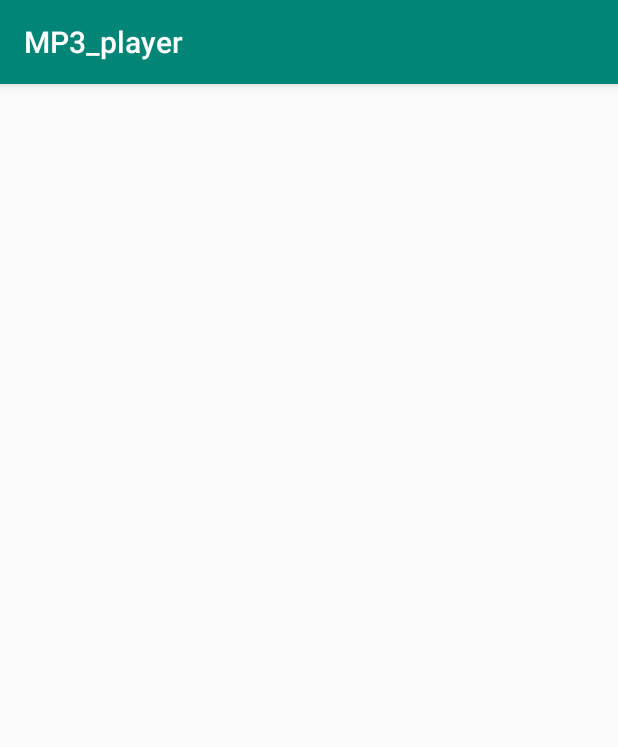
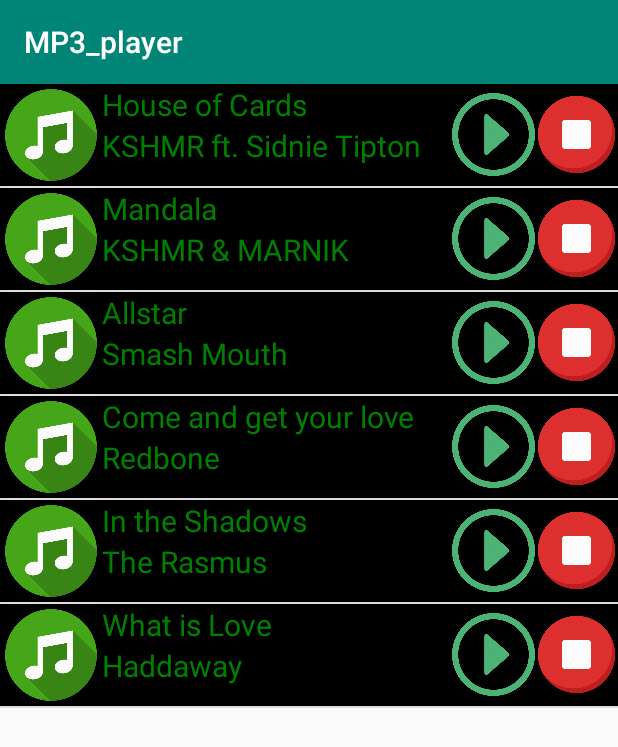
Before and after one commit to Nerazeem/Projekt_mp3player, an Android app: the screen it shows after launch (MainActivity), on a phone screen of 412 x 824 dp. Shown: the top 747 px of the screen. Run offline under Robolectric (Android 15) with nearby library versions, the phone set to English and light mode, and no system bars.

Commit message:
Pliki projektu

```diff
--- /dev/null
+++ b/app/src/main/java/com/example/mp3_player/CustomMusicAdapter.java
@@ -0,0 +1,111 @@
+package com.example.mp3_player;
+
+import android.content.Context;
+import android.media.MediaPlayer;
+import android.view.LayoutInflater;
+import android.view.View;
+import android.view.ViewGroup;
+import android.widget.BaseAdapter;
+import android.widget.ImageView;
+import android.widget.TextView;
+
+import java.util.ArrayList;
+
+public class CustomMusicAdapter extends BaseAdapter {
+
+    private Context context;
+    private int layout;
+    private ArrayList<Muzyka> arrayList;
+    private MediaPlayer musicPlayer;
+    private Boolean flag = true;
+
+    public CustomMusicAdapter(Context context, int layout, ArrayList<Muzyka> arrayList) {
+        this.context = context;
+        this.layout = layout;
+        this.arrayList = arrayList;
+    }
+
+    @Override
+    public int getCount() {
+        return arrayList.size();
+    }
+
+    @Override
+    public Object getItem(int position) {
+        return null;
+    }
+
+    @Override
+    public long getItemId(int position) {
+        return 0;
+    }
+
+    private class ViewHolder {
+        TextView txtTytul, txtAutor;
+        ImageView iconPlay, iconStop;
+    }
+    @Override
+    public View getView(int position, View convertView, ViewGroup parent) {
+        final ViewHolder viewHolder;
+        if(convertView == null)
+        {
+            viewHolder = new ViewHolder();
+            LayoutInflater layoutInflater = (LayoutInflater) context.getSystemService(Context.LAYOUT_INFLATER_SERVICE);
+
+            convertView = layoutInflater.inflate(layout, null);
+
+            viewHolder.txtTytul = (TextView) convertView.findViewById(R.id.txtTytul);
+            viewHolder.txtAutor = (TextView) convertView.findViewById(R.id.txtAutor);
+
+            viewHolder.iconPlay = (ImageView) convertView.findViewById(R.id.iconPlay);
+            viewHolder.iconStop = (ImageView) convertView.findViewById(R.id.iconStop);
+
+            convertView.setTag(viewHolder);
+        }
+        else
+        {
+            viewHolder = (ViewHolder) convertView.getTag();
+        }
+
+        final Muzyka music = arrayList.get(position);
+
+        viewHolder.txtTytul.setText(music.getTytul());
+        viewHolder.txtAutor.setText(music.getAutor());
+
+        viewHolder.iconPlay.setOnClickListener(new View.OnClickListener() {
+            @Override
+            public void onClick(View v) {
+                if(flag)
+                {
+                    musicPlayer = MediaPlayer.create(context, music.getUtwor());
+                    flag=false;
+                }
+                if(musicPlayer.isPlaying())
+                {
+                    musicPlayer.pause();
+                    viewHolder.iconPlay.setImageResource(R.drawable.icon_play);
+                }
+                else{
+                    musicPlayer.start();
+                    viewHolder.iconPlay.setImageResource(R.drawable.icon_pause);
+                }
+
+            }
+        });
+
+        viewHolder.iconStop.setOnClickListener(new View.OnClickListener() {
+            @Override
+            public void onClick(View v) {
+                if(!flag)
+                {
+                    musicPlayer.stop();
+                    musicPlayer.release();
+                    flag=true;
+                }
+                viewHolder.iconPlay.setImageResource(R.drawable.icon_play);
+            }
+        });
+
+        return convertView;
+    }
+}
--- a/app/src/main/java/com/example/mp3_player/MainActivity.java
+++ b/app/src/main/java/com/example/mp3_player/MainActivity.java
@@ -2,12 +2,31 @@
 
 import android.support.v7.app.AppCompatActivity;
 import android.os.Bundle;
+import android.widget.ListView;
+
+import java.util.ArrayList;
 
 public class MainActivity extends AppCompatActivity {
+
+    private ArrayList<Muzyka> arrayList;
+    private CustomMusicAdapter adapter;
+    private ListView songList;
 
     @Override
     protected void onCreate(Bundle savedInstanceState) {
         super.onCreate(savedInstanceState);
         setContentView(R.layout.activity_main);
+
+        songList = (ListView) findViewById(R.id.songList);
+        arrayList = new ArrayList<>();
+        arrayList.add(new Muzyka("House of Cards","KSHMR ft. Sidnie Tipton",R.raw.house_of_cards));
+        arrayList.add(new Muzyka("Mandala","KSHMR & MARNIK",R.raw.mandala));
+        arrayList.add(new Muzyka("Allstar","Smash Mouth",R.raw.allstar));
+        arrayList.add(new Muzyka("Come and get your love","Redbone",R.raw.come_and_get_your_love));
+        arrayList.add(new Muzyka("In the Shadows","The Rasmus",R.raw.in_the_shadows));
+        arrayList.add(new Muzyka("What is Love","Haddaway",R.raw.what_is_love));
+
+        adapter = new CustomMusicAdapter(this, R.layout.activity_songlist_item, arrayList);
+        songList.setAdapter(adapter);
     }
 }
--- /dev/null
+++ b/app/src/main/java/com/example/mp3_player/Muzyka.java
@@ -0,0 +1,44 @@
+package com.example.mp3_player;
+
+public class Muzyka {
+    private String tytul;
+    private String autor;
+    private int utwor;
+
+    public Muzyka(String tytul, String autor, int utwor)
+    {
+        this.tytul = tytul;
+        this.autor = autor;
+        this.utwor = utwor;
+    }
+
+    public String getTytul()
+    {
+        return tytul;
+    }
+
+    public void setTytul(String tytul)
+    {
+        this.tytul=tytul;
+    }
+
+    public String getAutor()
+    {
+        return autor;
+    }
+
+    public void setAutor(String autor)
+    {
+        this.tytul=autor;
+    }
+
+    public int getUtwor()
+    {
+        return utwor;
+    }
+
+    public void setUtwor(int utwor)
+    {
+        this.utwor=utwor;
+    }
+}
--- a/app/src/main/res/layout/activity_songlist_item.xml
+++ b/app/src/main/res/layout/activity_songlist_item.xml
@@ -16,22 +16,23 @@
         android:textColor="@color/colorGreen"
         android:text="Nazwa utworu"
         android:textSize="20sp"
-        android:id="@+id/songName"/>
+        android:id="@+id/txtTytul"/>
     <TextView
         android:layout_width="wrap_content"
         android:layout_height="wrap_content"
         android:layout_toRightOf="@+id/noteIcon"
-        android:layout_below="@+id/songName"
+        android:layout_below="@+id/txtTytul"
         android:textColor="@color/colorGreen"
         android:text="Wykonawca"
-        android:textSize="20sp"/>
+        android:textSize="20sp"
+        android:id="@+id/txtAutor"/>
     <ImageView
         android:id="@+id/iconStop"
         android:layout_width="55dp"
         android:layout_height="55dp"
         android:layout_alignParentRight="true"
         android:layout_centerInParent="true"
-        android:src="@drawable/iconStop"
+        android:src="@drawable/icon_stop"
         />
     <ImageView
         android:id="@+id/iconPlay"
@@ -39,7 +40,7 @@
         android:layout_height="55dp"
         android:layout_toLeftOf="@id/iconStop"
         android:layout_centerInParent="true"
-        android:src="@drawable/iconPlay"
+        android:src="@drawable/icon_play"
         />
 
 </RelativeLayout>
```
Also changed, not shown: app/src/main/res/drawable/icon_pause.png (added), app/src/main/res/drawable/icon_play.png (renamed from app/src/main/res/drawable/iconPlay.png), app/src/main/res/drawable/icon_stop.png (renamed from app/src/main/res/drawable/iconStop.png), 6 other files.
